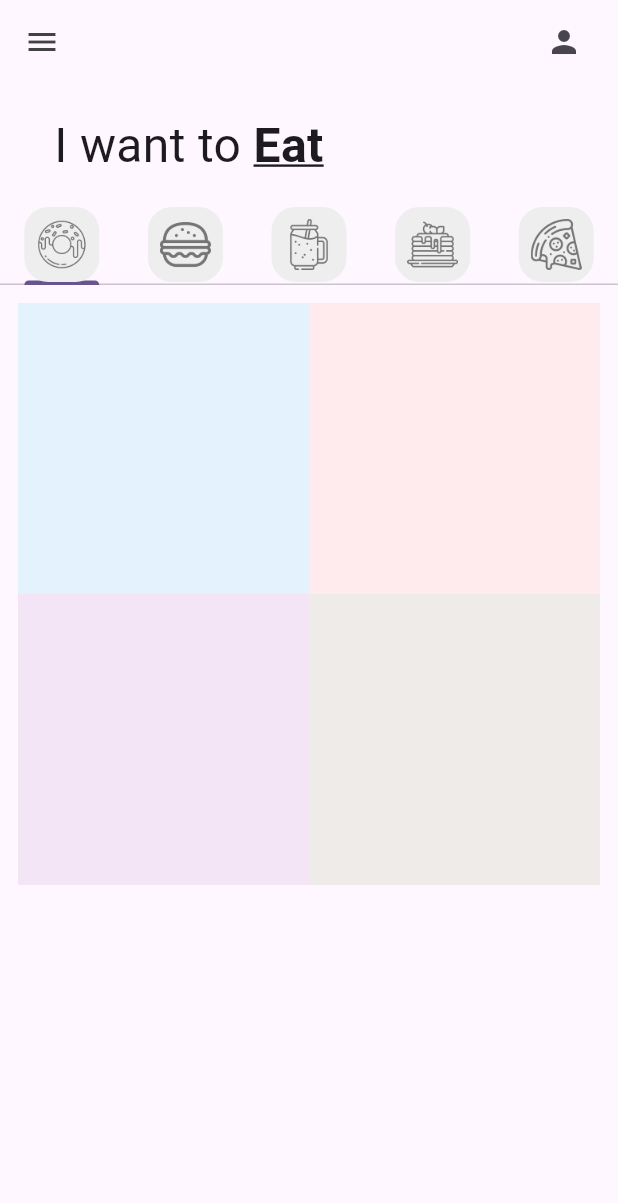
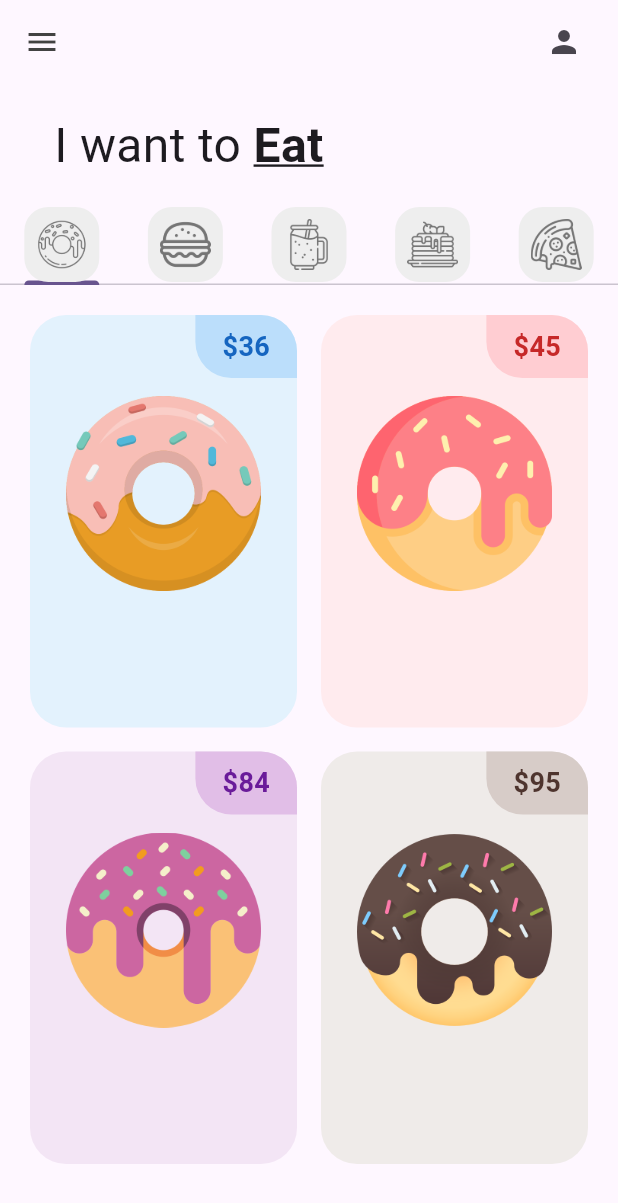
Before and after one commit to Dumpling1902/donut_app_2a_ramirez, a Flutter app: the screen it shows after launch, on a phone screen of 412 x 824 dp. Shown: the top 1203 px of the screen. Run offline on Flutter 3.47's test engine with Material 3 defaults, Android fonts, the phone set to English and light mode, and no system bars.

Commit message:
PriceTag Added

```diff
--- a/lib/tabs/donut_tab.dart
+++ b/lib/tabs/donut_tab.dart
@@ -23,8 +23,10 @@
       //Encargado de organizar la cuadrícula
       gridDelegate: const SliverGridDelegateWithFixedCrossAxisCount(
       //Determina número de columnas
-      crossAxisCount: 2)
-    ,
+      crossAxisCount: 2,
+      //Relacion de aspecto
+      childAspectRatio: 1 / 1.5
+      ),
     itemBuilder: (context, index) {
       //Elemento individual de la cuadrícula
       return DonutTile(
--- a/lib/utils/donut_tile.dart
+++ b/lib/utils/donut_tile.dart
@@ -16,9 +16,43 @@
 
  @override
  Widget build(BuildContext context) {
-   return Container(
-       decoration: BoxDecoration(
-     color: donutColor[50],
-   ));
+   return Padding(
+     padding: const EdgeInsets.all(8.0),
+     child: Container(
+         decoration: BoxDecoration(
+          color: donutColor[50],
+          borderRadius: BorderRadius.circular(24)),
+          child: Column(
+           children: [
+            //PriceTag
+            Row(
+              mainAxisAlignment: MainAxisAlignment.end,
+              children: [
+                Container(
+                  decoration: BoxDecoration(
+                    color: donutColor[100],
+                    borderRadius: BorderRadius.only(
+                      bottomLeft: Radius.circular(24),
+                      topRight: Radius.circular(24),
+                    )
+                  ),
+                    padding: const EdgeInsets.symmetric(vertical: 8, horizontal: 18),
+                    child: Text('\$$donutPrice', style: TextStyle(fontWeight: FontWeight.bold, fontSize: 18, color: donutColor[800]),
+                    ),
+                )
+              ],
+            ),
+            //Donut picture
+            Padding(
+              padding: const EdgeInsets.symmetric(horizontal: 24.0, vertical: 12),
+              child: Image.asset(imageName),
+            )
+            //Donut flavor text
+
+            //Love icon + add button
+           ],
+        ),
+     ),
+   );
  }
 }
```
